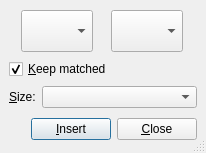
Old version of the form src/frontends/qt4/ui/QDelimiterUi.ui in the repository cburschka/lyx.
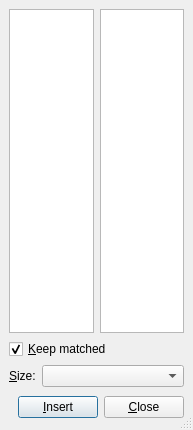
New version of the form.

Commit message: Rework the delimiter dialog: - ListWidget instead of combo, - matched delimiters on the same row, - immediate insertion on "enter" or "double-click" if the 'match' option is checked. - simplification of the code.

Patch:
```diff
--- a/src/frontends/qt4/ui/QDelimiterUi.ui
+++ b/src/frontends/qt4/ui/QDelimiterUi.ui
@@ -5,8 +5,8 @@
    <rect>
     <x>0</x>
     <y>0</y>
-    <width>206</width>
-    <height>153</height>
+    <width>193</width>
+    <height>430</height>
    </rect>
   </property>
   <property name="minimumSize" >
@@ -62,60 +62,63 @@
       <number>6</number>
      </property>
      <item>
-      <widget class="QComboBox" name="leftCO" >
+      <widget class="QListWidget" name="leftLW" >
        <property name="sizePolicy" >
         <sizepolicy>
-         <hsizetype>4</hsizetype>
-         <vsizetype>4</vsizetype>
+         <hsizetype>0</hsizetype>
+         <vsizetype>7</vsizetype>
          <horstretch>0</horstretch>
          <verstretch>0</verstretch>
         </sizepolicy>
        </property>
-       <property name="minimumSize" >
+       <property name="maximumSize" >
         <size>
-         <width>42</width>
-         <height>42</height>
+         <width>110</width>
+         <height>16777215</height>
         </size>
        </property>
-       <property name="maxVisibleItems" >
-        <number>100</number>
-       </property>
-       <property name="sizeAdjustPolicy" >
-        <enum>QComboBox::AdjustToContents</enum>
-       </property>
        <property name="iconSize" >
         <size>
-         <width>32</width>
-         <height>32</height>
+         <width>16</width>
+         <height>16</height>
         </size>
        </property>
+       <property name="resizeMode" >
+        <enum>QListView::Adjust</enum>
+       </property>
+       <property name="spacing" >
+        <number>1</number>
+       </property>
+       <property name="currentRow" >
+        <number>-1</number>
+       </property>
       </widget>
      </item>
      <item>
-      <widget class="QComboBox" name="rightCO" >
+      <widget class="QListWidget" name="rightLW" >
        <property name="sizePolicy" >
         <sizepolicy>
-         <hsizetype>4</hsizetype>
-         <vsizetype>4</vsizetype>
+         <hsizetype>0</hsizetype>
+         <vsizetype>7</vsizetype>
          <horstretch>0</horstretch>
          <verstretch>0</verstretch>
         </sizepolicy>
        </property>
-       <property name="minimumSize" >
+       <property name="maximumSize" >
         <size>
-         <width>42</width>
-         <height>42</height>
+         <width>110</width>
+         <height>16777215</height>
         </size>
        </property>
-       <property name="maxVisibleItems" >
-        <number>100</number>
-       </property>
        <property name="iconSize" >
         <size>
-         <width>32</width>
-         <height>32</height>
+         <width>16</width>
+         <height>16</height>
         </size>
        </property>
+       <property name="spacing" >
+        <number>1</number>
+       </property>
       </widget>
      </item>
     </layout>
```
Left out of the diff: 2 changed lines with no effect on the pictures. The commit also changes 2 other files.
